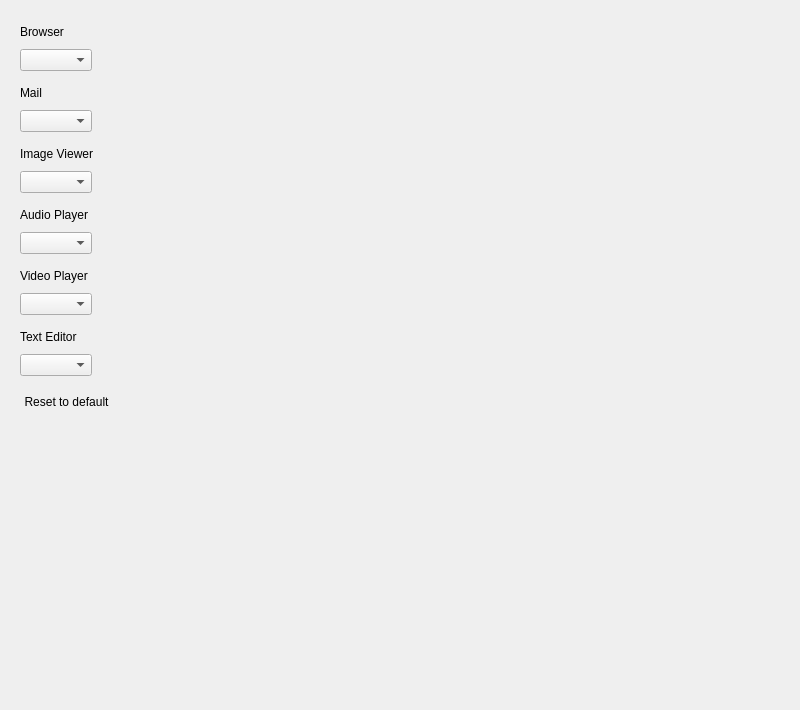
Old version of the form plugins/system/defaultapp/defaultapp.ui in the repository ukui/ukui-control-center.
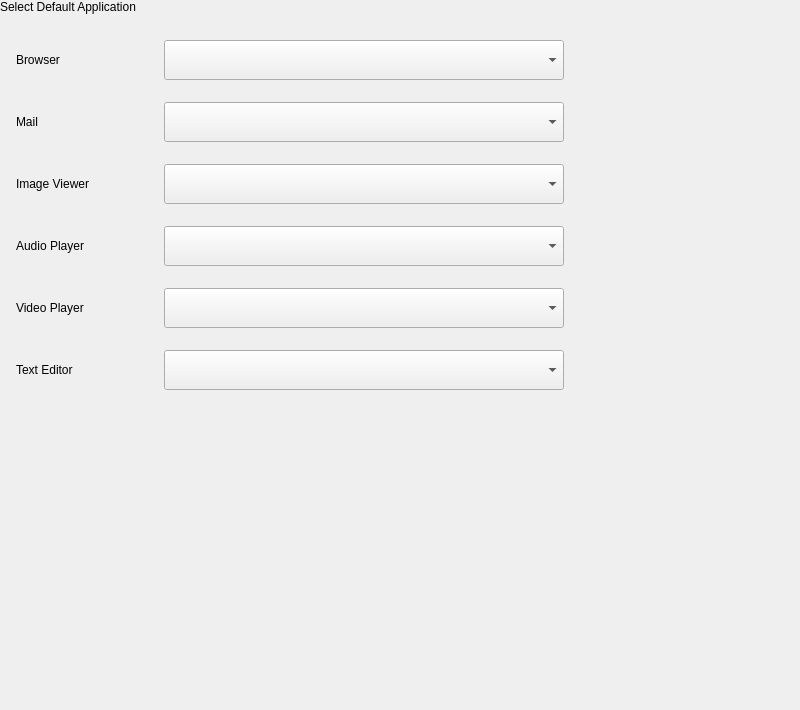
New version of the form. Custom widgets are drawn as their Qt base class.

What changed in the file:
```diff
--- a/plugins/system/defaultapp/defaultapp.ui
+++ b/plugins/system/defaultapp/defaultapp.ui
@@ -12,14 +12,14 @@
   </property>
   <property name="minimumSize">
    <size>
-    <width>800</width>
-    <height>710</height>
+    <width>0</width>
+    <height>0</height>
    </size>
   </property>
   <property name="maximumSize">
    <size>
-    <width>800</width>
-    <height>710</height>
+    <width>16777215</width>
+    <height>16777215</height>
    </size>
   </property>
   <property name="windowTitle">
@@ -27,7 +27,7 @@
   </property>
   <layout class="QVBoxLayout" name="verticalLayout_2">
    <property name="spacing">
-    <number>0</number>
+    <number>2</number>
    </property>
    <property name="leftMargin">
     <number>0</number>
@@ -36,23 +36,66 @@
     <number>0</number>
    </property>
    <property name="rightMargin">
-    <number>0</number>
+    <number>32</number>
    </property>
    <property name="bottomMargin">
     <number>0</number>
    </property>
    <item>
-    <widget class="QStackedWidget" name="StackedWidget">
-     <widget class="QWidget" name="Page1">
-      <layout class="QVBoxLayout" name="verticalLayout">
+    <widget class="QLabel" name="titleLabel">
+     <property name="sizePolicy">
+      <sizepolicy hsizetype="Fixed" vsizetype="Fixed">
+       <horstretch>0</horstretch>
+       <verstretch>0</verstretch>
+      </sizepolicy>
+     </property>
+     <property name="text">
+      <string>Select Default Application</string>
+     </property>
+     <property name="scaledContents">
+      <bool>true</bool>
+     </property>
+    </widget>
+   </item>
+   <item>
+    <spacer name="verticalSpacer">
+     <property name="orientation">
+      <enum>Qt::Vertical</enum>
+     </property>
+     <property name="sizeType">
+      <enum>QSizePolicy::Fixed</enum>
+     </property>
+     <property name="sizeHint" stdset="0">
+      <size>
+       <width>20</width>
+       <height>14</height>
+      </size>
+     </property>
+    </spacer>
+   </item>
+   <item>
+    <widget class="QWidget" name="browserWidget" native="true">
+     <property name="minimumSize">
+      <size>
+       <width>0</width>
+       <height>60</height>
+      </size>
+     </property>
+     <property name="maximumSize">
+      <size>
+       <width>16777215</width>
+       <height>60</height>
+      </size>
+     </property>
+     <layout class="QHBoxLayout" name="horizontalLayout_2">
        <property name="spacing">
-        <number>10</number>
+       <number>48</number>
        </property>
        <property name="leftMargin">
-        <number>20</number>
+       <number>16</number>
        </property>
        <property name="topMargin">
-        <number>25</number>
+       <number>0</number>
        </property>
        <property name="rightMargin">
         <number>0</number>
@@ -62,18 +105,47 @@
        </property>
        <item>
         <widget class="QLabel" name="browserLabel">
+        <property name="sizePolicy">
+         <sizepolicy hsizetype="Fixed" vsizetype="Fixed">
+          <horstretch>0</horstretch>
+          <verstretch>0</verstretch>
+         </sizepolicy>
+        </property>
+        <property name="minimumSize">
+         <size>
+          <width>100</width>
+          <height>0</height>
+         </size>
+        </property>
+        <property name="maximumSize">
+         <size>
+          <width>100</width>
+          <height>16777215</height>
+         </size>
+        </property>
          <property name="text">
           <string>Browser</string>
          </property>
         </widget>
        </item>
        <item>
-        <layout class="QHBoxLayout" name="horizontalLayout_2">
-         <item>
-          <widget class="CustdomComboBox" name="browserComBoBox"/>
+       <widget class="QComboBox" name="browserComBoBox">
+        <property name="minimumSize">
+         <size>
+          <width>400</width>
+          <height>40</height>
+         </size>
+        </property>
+        <property name="maximumSize">
+         <size>
+          <width>400</width>
+          <height>40</height>
+         </size>
+        </property>
+       </widget>
          </item>
          <item>
-          <spacer name="horizontalSpacer_2">
+       <spacer name="horizontalSpacer">
            <property name="orientation">
             <enum>Qt::Horizontal</enum>
            </property>
@@ -86,37 +158,81 @@
           </spacer>
          </item>
         </layout>
+    </widget>
        </item>
        <item>
-        <spacer name="verticalSpacer">
-         <property name="orientation">
-          <enum>Qt::Vertical</enum>
-         </property>
-         <property name="sizeType">
-          <enum>QSizePolicy::Fixed</enum>
-         </property>
-         <property name="sizeHint" stdset="0">
+    <widget class="QWidget" name="mailWidget" native="true">
+     <property name="minimumSize">
+      <size>
+       <width>0</width>
+       <height>60</height>
+      </size>
+     </property>
+     <property name="maximumSize">
           <size>
-           <width>20</width>
-           <height>5</height>
-          </size>
-         </property>
-        </spacer>
-       </item>
+       <width>16777215</width>
+       <height>60</height>
+      </size>
+     </property>
+     <layout class="QHBoxLayout" name="horizontalLayout_3">
+      <property name="spacing">
+       <number>48</number>
+      </property>
+      <property name="leftMargin">
+       <number>16</number>
+      </property>
+      <property name="topMargin">
+       <number>0</number>
+      </property>
+      <property name="rightMargin">
+       <number>0</number>
+      </property>
+      <property name="bottomMargin">
+       <number>0</number>
+      </property>
        <item>
         <widget class="QLabel" name="mailLabel">
+        <property name="sizePolicy">
+         <sizepolicy hsizetype="Fixed" vsizetype="Fixed">
+          <horstretch>0</horstretch>
+          <verstretch>0</verstretch>
+         </sizepolicy>
+        </property>
+        <property name="minimumSize">
+         <size>
+          <width>100</width>
+          <height>0</height>
+         </size>
+        </property>
+        <property name="maximumSize">
+         <size>
+          <width>100</width>
+          <height>16777215</height>
+         </size>
+        </property>
          <property name="text">
           <string>Mail</string>
          </property>
         </widget>
        </item>
        <item>
-        <layout class="QHBoxLayout" name="horizontalLayout_3">
-         <item>
-          <widget class="CustdomComboBox" name="mailComBoBox"/>
+       <widget class="QComboBox" name="mailComBoBox">
+        <property name="minimumSize">
+         <size>
+          <width>400</width>
+          <height>40</height>
+         </size>
+        </property>
+        <property name="maximumSize">
+         <size>
+          <width>400</width>
+          <height>40</height>
+         </size>
+        </property>
+       </widget>
          </item>
          <item>
-          <spacer name="horizontalSpacer_3">
+       <spacer name="horizontalSpacer_2">
            <property name="orientation">
             <enum>Qt::Horizontal</enum>
            </property>
@@ -129,37 +245,81 @@
           </spacer>
          </item>
         </layout>
+    </widget>
        </item>
        <item>
-        <spacer name="verticalSpacer_2">
-         <property name="orientation">
-          <enum>Qt::Vertical</enum>
-         </property>
-         <property name="sizeType">
-          <enum>QSizePolicy::Fixed</enum>
-         </property>
-         <property name="sizeHint" stdset="0">
+    <widget class="QWidget" name="imageWidget" native="true">
+     <property name="minimumSize">
+      <size>
+       <width>0</width>
+       <height>60</height>
+      </size>
+     </property>
+     <property name="maximumSize">
           <size>
-           <width>20</width>
-           <height>5</height>
-          </size>
-         </property>
-        </spacer>
-       </item>
+       <width>16777215</width>
+       <height>60</height>
+      </size>
+     </property>
+     <layout class="QHBoxLayout" name="horizontalLayout_4">
+      <property name="spacing">
+       <number>48</number>
+      </property>
+      <property name="leftMargin">
+       <number>16</number>
+      </property>
+      <property name="topMargin">
+       <number>0</number>
+      </property>
+      <property name="rightMargin">
+       <number>0</number>
+      </property>
+      <property name="bottomMargin">
+       <number>0</number>
+      </property>
        <item>
         <widget class="QLabel" name="imageLabel">
+        <property name="sizePolicy">
+         <sizepolicy hsizetype="Fixed" vsizetype="Fixed">
+          <horstretch>0</horstretch>
+          <verstretch>0</verstretch>
+         </sizepolicy>
+        </property>
+        <property name="minimumSize">
+         <size>
+          <width>100</width>
+          <height>0</height>
+         </size>
+        </property>
+        <property name="maximumSize">
+         <size>
+          <width>100</width>
+          <height>16777215</height>
+         </size>
+        </property>
          <property name="text">
           <string>Image Viewer</string>
          </property>
         </widget>
        </item>
        <item>
-        <layout class="QHBoxLayout" name="horizontalLayout_4">
-         <item>
-          <widget class="CustdomComboBox" name="imageComBoBox"/>
+       <widget class="QComboBox" name="imageComBoBox">
+        <property name="minimumSize">
+         <size>
+          <width>400</width>
+          <height>40</height>
+         </size>
+        </property>
+        <property name="maximumSize">
+         <size>
+          <width>400</width>
+          <height>40</height>
+         </size>
+        </property>
+       </widget>
          </item>
          <item>
-          <spacer name="horizontalSpacer_4">
+       <spacer name="horizontalSpacer_3">
            <property name="orientation">
             <enum>Qt::Horizontal</enum>
            </property>
@@ -172,37 +332,81 @@
           </spacer>
          </item>
         </layout>
+    </widget>
        </item>
        <item>
-        <spacer name="verticalSpacer_3">
-         <property name="orientation">
-          <enum>Qt::Vertical</enum>
-         </property>
-         <property name="sizeType">
-          <enum>QSizePolicy::Fixed</enum>
-         </property>
-         <property name="sizeHint" stdset="0">
+    <widget class="QWidget" name="audioWidget" native="true">
+     <property name="minimumSize">
+      <size>
+       <width>0</width>
+       <height>60</height>
+      </size>
+     </property>
+     <property name="maximumSize">
           <size>
-           <width>20</width>
-           <height>5</height>
-          </size>
-         </property>
-        </spacer>
-       </item>
+       <width>16777215</width>
+       <height>60</height>
+      </size>
+     </property>
+     <layout class="QHBoxLayout" name="horizontalLayout_5">
+      <property name="spacing">
+       <number>48</number>
+      </property>
+      <property name="leftMargin">
+       <number>16</number>
+      </property>
+      <property name="topMargin">
+       <number>0</number>
+      </property>
+      <property name="rightMargin">
+       <number>0</number>
+      </property>
+      <property name="bottomMargin">
+       <number>0</number>
+      </property>
        <item>
         <widget class="QLabel" name="audioLabel">
+        <property name="sizePolicy">
+         <sizepolicy hsizetype="Fixed" vsizetype="Fixed">
+          <horstretch>0</horstretch>
+          <verstretch>0</verstretch>
+         </sizepolicy>
+        </property>
+        <property name="minimumSize">
+         <size>
+          <width>100</width>
+          <height>0</height>
+         </size>
+        </property>
+        <property name="maximumSize">
+         <size>
+          <width>100</width>
+          <height>16777215</height>
+         </size>
+        </property>
          <property name="text">
           <string>Audio Player</string>
          </property>
         </widget>
        </item>
        <item>
-        <layout class="QHBoxLayout" name="horizontalLayout_5">
-         <item>
-          <widget class="CustdomComboBox" name="audioComBoBox"/>
+       <widget class="QComboBox" name="audioComBoBox">
+        <property name="minimumSize">
+         <size>
+          <width>400</width>
+          <height>40</height>
+         </size>
+        </property>
+        <property name="maximumSize">
+         <size>
+          <width>400</width>
+          <height>40</height>
+         </size>
+        </property>
+       </widget>
          </item>
          <item>
-          <spacer name="horizontalSpacer_5">
+       <spacer name="horizontalSpacer_4">
            <property name="orientation">
             <enum>Qt::Horizontal</enum>
            </property>
@@ -215,37 +419,81 @@
           </spacer>
          </item>
         </layout>
+    </widget>
        </item>
        <item>
-        <spacer name="verticalSpacer_4">
-         <property name="orientation">
-          <enum>Qt::Vertical</enum>
-         </property>
-         <property name="sizeType">
-          <enum>QSizePolicy::Fixed</enum>
-         </property>
-         <property name="sizeHint" stdset="0">
+    <widget class="QWidget" name="videoWidget" native="true">
+     <property name="minimumSize">
+      <size>
+       <width>0</width>
+       <height>60</height>
+      </size>
+     </property>
+     <property name="maximumSize">
           <size>
-           <width>20</width>
-           <height>5</height>
-          </size>
-         </property>
-        </spacer>
-       </item>
+       <width>16777215</width>
+       <height>60</height>
+      </size>
+     </property>
+     <layout class="QHBoxLayout" name="horizontalLayout_6">
+      <property name="spacing">
+       <number>48</number>
+      </property>
+      <property name="leftMargin">
+       <number>16</number>
+      </property>
+      <property name="topMargin">
+       <number>0</number>
+      </property>
+      <property name="rightMargin">
+       <number>0</number>
+      </property>
+      <property name="bottomMargin">
+       <number>0</number>
+      </property>
        <item>
         <widget class="QLabel" name="videoLabel">
+        <property name="sizePolicy">
+         <sizepolicy hsizetype="Fixed" vsizetype="Fixed">
+          <horstretch>0</horstretch>
+          <verstretch>0</verstretch>
+         </sizepolicy>
+        </property>
+        <property name="minimumSize">
+         <size>
+          <width>100</width>
+          <height>0</height>
+         </size>
+        </property>
+        <property name="maximumSize">
+         <size>
+          <width>100</width>
+          <height>16777215</height>
+         </size>
+        </property>
          <property name="text">
           <string>Video Player</string>
          </property>
         </widget>
        </item>
        <item>
-        <layout class="QHBoxLayout" name="horizontalLayout_6">
-         <item>
-          <widget class="CustdomComboBox" name="videoComBoBox"/>
+       <widget class="QComboBox" name="videoComBoBox">
+        <property name="minimumSize">
+         <size>
+          <width>400</width>
+          <height>40</height>
+         </size>
+        </property>
+        <property name="maximumSize">
+         <size>
+          <width>400</width>
+          <height>40</height>
+         </size>
+        </property>
+       </widget>
          </item>
          <item>
-          <spacer name="horizontalSpacer_6">
+       <spacer name="horizontalSpacer_5">
            <property name="orientation">
             <enum>Qt::Horizontal</enum>
            </property>
@@ -258,83 +506,84 @@
           </spacer>
          </item>
         </layout>
+    </widget>
        </item>
        <item>
-        <spacer name="verticalSpacer_5">
-         <property name="orientation">
-          <enum>Qt::Vertical</enum>
-         </property>
-         <property name="sizeType">
-          <enum>QSizePolicy::Fixed</enum>
-         </property>
-         <property name="sizeHint" stdset="0">
+    <widget class="QWidget" name="textWidget" native="true">
+     <property name="minimumSize">
+      <size>
+       <width>0</width>
+       <height>60</height>
+      </size>
+     </property>
+     <property name="maximumSize">
           <size>
-           <width>20</width>
-           <height>5</height>
-          </size>
-         </property>
-        </spacer>
-       </item>
+       <width>16777215</width>
+       <height>60</height>
+      </size>
+     </property>
+     <layout class="QHBoxLayout" name="horizontalLayout_7">
+      <property name="spacing">
+       <number>48</number>
+      </property>
+      <property name="leftMargin">
+       <number>16</number>
+      </property>
+      <property name="topMargin">
+       <number>0</number>
+      </property>
+      <property name="rightMargin">
+       <number>0</number>
+      </property>
+      <property name="bottomMargin">
+       <number>0</number>
+      </property>
        <item>
         <widget class="QLabel" name="textLabel">
+        <property name="sizePolicy">
+         <sizepolicy hsizetype="Fixed" vsizetype="Fixed">
+          <horstretch>0</horstretch>
+          <verstretch>0</verstretch>
+         </sizepolicy>
+        </property>
+        <property name="minimumSize">
+         <size>
+          <width>100</width>
+          <height>0</height>
+         </size>
+        </property>
+        <property name="maximumSize">
+         <size>
+          <width>100</width>
+          <height>16777215</height>
+         </size>
+        </property>
          <property name="text">
           <string>Text Editor</string>
          </property>
-        </widget>
-       </item>
-       <item>
-        <layout class="QHBoxLayout" name="horizontalLayout_7">
-         <item>
-          <widget class="CustdomComboBox" name="textComBoBox"/>
-         </item>
-         <item>
-          <spacer name="horizontalSpacer_7">
-           <property name="orientation">
-            <enum>Qt::Horizontal</enum>
-           </property>
-           <property name="sizeHint" stdset="0">
-            <size>
-             <width>40</width>
-             <height>20</height>
-            </size>
-           </property>
-          </spacer>
-         </item>
-        </layout>
-       </item>
-       <item>
-        <spacer name="verticalSpacer_6">
-         <property name="orientation">
-          <enum>Qt::Vertical</enum>
-         </property>
-         <property name="sizeType">
-          <enum>QSizePolicy::Fixed</enum>
-         </property>
-         <property name="sizeHint" stdset="0">
-          <size>
-           <width>20</width>
-           <height>5</height>
-          </size>
-         </property>
-        </spacer>
-       </item>
-       <item>
-        <layout class="QHBoxLayout" name="horizontalLayout">
-         <item>
-          <widget class="QPushButton" name="resetPushBtn">
-           <property name="styleSheet">
-            <string notr="true"/>
-           </property>
-           <property name="text">
-            <string>Reset to default</string>
-           </property>
-           <property name="flat">
+        <property name="scaledContents">
             <bool>true</bool>
            </property>
           </widget>
          </item>
          <item>
-          <spacer name="horizontalSpacer">
+       <widget class="QComboBox" name="textComBoBox">
+        <property name="minimumSize">
+         <size>
+          <width>400</width>
+          <height>40</height>
+         </size>
+        </property>
+        <property name="maximumSize">
+         <size>
+          <width>400</width>
+          <height>40</height>
+         </size>
+        </property>
+       </widget>
+      </item>
+      <item>
+       <spacer name="horizontalSpacer_6">
            <property name="orientation">
             <enum>Qt::Horizontal</enum>
            </property>
@@ -347,33 +596,23 @@
           </spacer>
          </item>
         </layout>
+    </widget>
        </item>
        <item>
-        <spacer name="verticalSpacer_7">
+    <spacer name="verticalSpacer_2">
          <property name="orientation">
           <enum>Qt::Vertical</enum>
          </property>
          <property name="sizeHint" stdset="0">
           <size>
            <width>20</width>
-           <height>10</height>
+       <height>40</height>
           </size>
          </property>
         </spacer>
        </item>
       </layout>
      </widget>
-    </widget>
-   </item>
-  </layout>
- </widget>
- <customwidgets>
-  <customwidget>
-   <class>CustdomComboBox</class>
-   <extends>QComboBox</extends>
-   <header location="global">component/custdomcombobox.h</header>
-  </customwidget>
- </customwidgets>
  <resources/>
  <connections/>
 </ui>
```
Left out of the diff: 17 changed lines with no effect on the pictures. Lines whose indentation alone changed are shown as unchanged.
